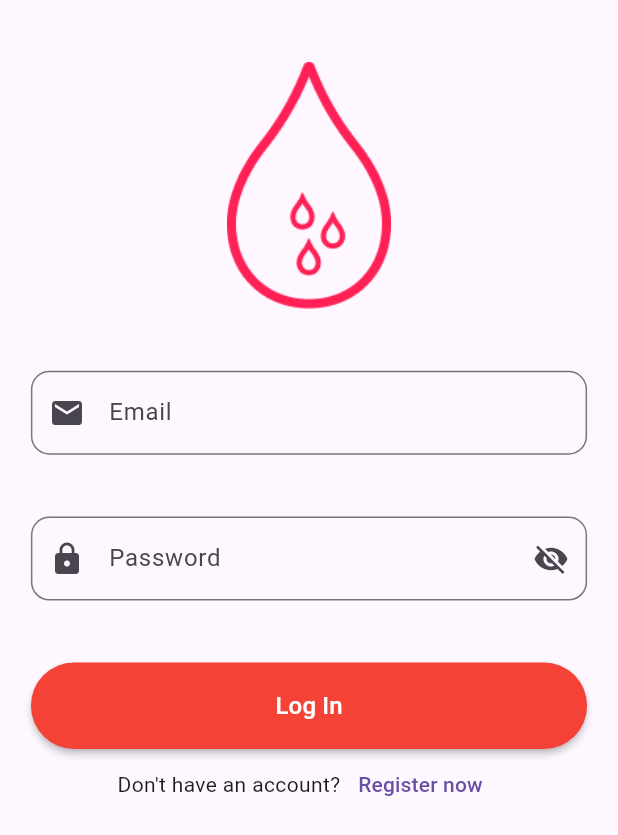
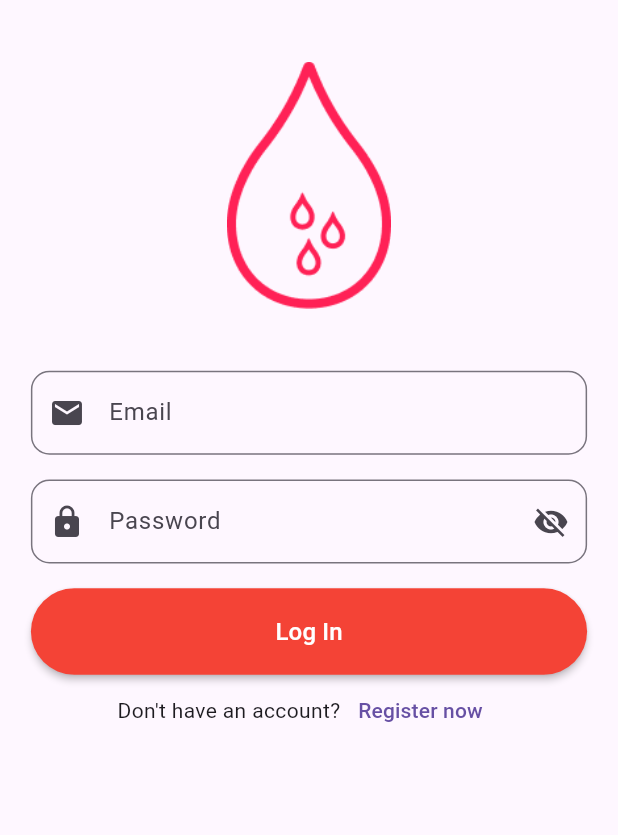
Before and after one commit to sabin6969/blood-donation-flutter-app, a Flutter app: the screen it shows after launch, after a tap on "Skip", after a tap on "Get Started", after a tap on "Log In", on a phone screen of 412 x 824 dp. Shown: the top 835 px of the screen. Run offline on Flutter 3.47's test engine with Material 3 defaults, Android fonts, the light colour scheme and no system bars; our stand-ins replace firebase_core, firebase_messaging, fluttertoast, geolocator, get, image_picker and 1 more; accounts and stored records are empty; generated files the repository leaves out were written again.

Commit message:
chore: Update routes and views for consistency

```diff
--- a/lib/constants/app_routes.dart
+++ b/lib/constants/app_routes.dart
@@ -3,5 +3,5 @@ class AppRoutes {
   static const String loginSignupView = "/loginSignupView";
   static const String loginView = "/loginView";
   static const String signupView = "/signupView";
-  static const String homeView = "/homeView";
+  static const String landingView = "/landingView";
 }
--- a/lib/controllers/login_controller.dart
+++ b/lib/controllers/login_controller.dart
@@ -20,7 +20,7 @@ class LoginController extends GetxController {
         String message =
             await UserApiService.login(email: email, password: password);
         Get.snackbar("Sucess", message);
-        Get.offNamed(AppRoutes.homeView);
+        Get.offNamed(AppRoutes.landingView);
       } on AppException catch (e) {
         Get.snackbar("Error", e.errorMessage);
       } catch (e) {
--- a/lib/controllers/register_controller.dart
+++ b/lib/controllers/register_controller.dart
@@ -1,4 +1,3 @@
-import 'package:app_settings/app_settings.dart';
 import 'package:blood_donation_flutter_app/constants/app_routes.dart';
 import 'package:blood_donation_flutter_app/data/services/user_api_service.dart';
 import 'package:blood_donation_flutter_app/exceptions/app_exceptions.dart';
@@ -9,7 +8,6 @@ import 'package:flutter/widgets.dart';
 import 'package:geolocator/geolocator.dart';
 import 'package:get/get.dart';
 import 'package:image_picker/image_picker.dart';
-import 'package:permission_handler/permission_handler.dart';
 
 class RegisterController extends GetxController {
   TextEditingController fullNameController = TextEditingController();
--- a/lib/data/services/user_api_service.dart
+++ b/lib/data/services/user_api_service.dart
@@ -1,9 +1,8 @@
 import 'dart:convert';
-import 'dart:ffi';
 
 import 'package:blood_donation_flutter_app/constants/api_endpoint_constants.dart';
 import 'package:blood_donation_flutter_app/exceptions/app_exceptions.dart';
-import 'package:flutter/material.dart';
+
 import 'package:geolocator/geolocator.dart';
 import 'package:http/http.dart';
 import 'package:image_picker/image_picker.dart';
--- a/lib/main.dart
+++ b/lib/main.dart
@@ -3,7 +3,7 @@ import 'package:blood_donation_flutter_app/controllers/login_controller.dart';
 import 'package:blood_donation_flutter_app/controllers/onboarding_controller.dart';
 import 'package:blood_donation_flutter_app/controllers/register_controller.dart';
 import 'package:blood_donation_flutter_app/firebase_options.dart';
-import 'package:blood_donation_flutter_app/views/home_view.dart';
+import 'package:blood_donation_flutter_app/views/landing_view.dart';
 import 'package:blood_donation_flutter_app/views/login_signup_view.dart';
 import 'package:blood_donation_flutter_app/views/login_view.dart';
 import 'package:blood_donation_flutter_app/views/onboarding_view.dart';
@@ -64,8 +64,8 @@ class MyApp extends StatelessWidget {
           ),
         ),
         GetPage(
-          name: AppRoutes.homeView,
-          page: () => const HomeView(),
+          name: AppRoutes.landingView,
+          page: () => const LandingView(),
         ),
       ],
       debugShowCheckedModeBanner: false,
--- a/lib/views/login_view.dart
+++ b/lib/views/login_view.dart
@@ -56,7 +56,7 @@ class _LoginViewState extends State<LoginView> {
                               : "Please enter a valid email",
                     ),
                     SizedBox(
-                      height: size.height * 0.05,
+                      height: size.height * 0.02,
                     ),
                     GetX<LoginController>(builder: (controller) {
                       return CustomTextField(
@@ -84,7 +84,7 @@ class _LoginViewState extends State<LoginView> {
                       );
                     }),
                     SizedBox(
-                      height: size.height * 0.05,
+                      height: size.height * 0.02,
                     ),
                     GetX<LoginController>(builder: (controller) {
                       return CustomAuthButton(
```
Also changed, not shown: lib/views/home_view.dart (+20 -7 lines), lib/views/landing_view.dart (added, +51 -0 lines), lib/views/profile_view.dart (added, +17 -0 lines), lib/views/search_view.dart (added, +17 -0 lines).
